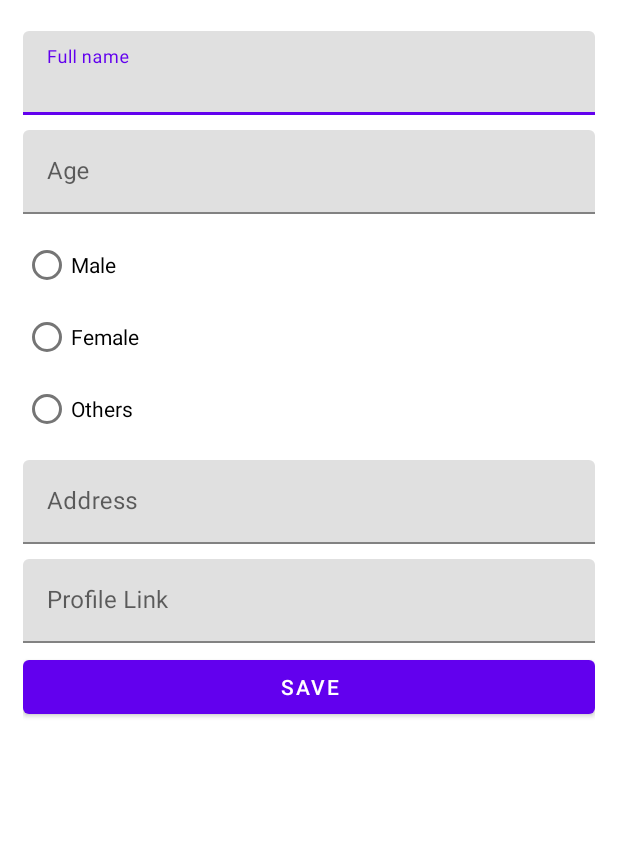
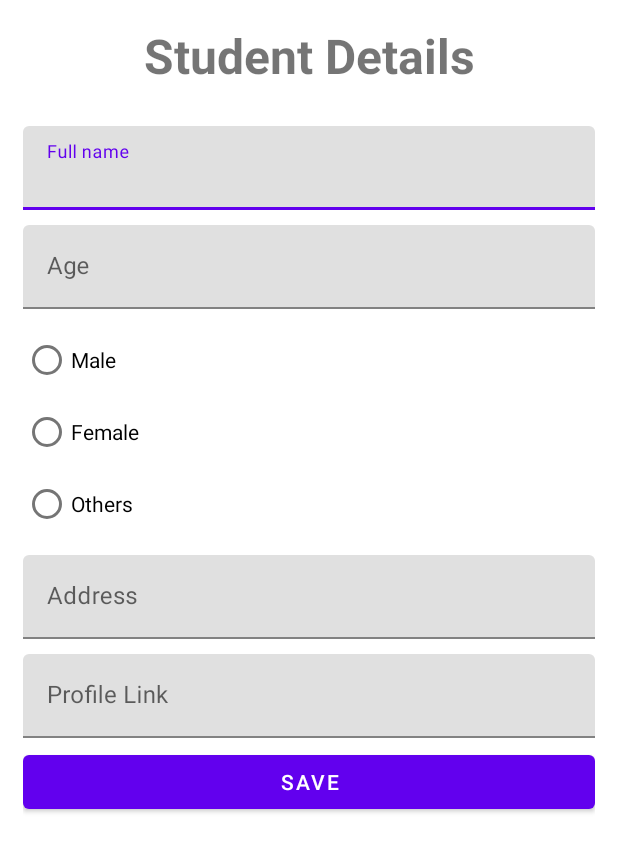
Before and after one commit to illumi-ni/Week6Assignment1, an Android app: the fragment AddStudentFragment shown on its own in the app's theme, on a phone screen of 412 x 824 dp. Shown: the top 852 px of the screen. Run offline under Robolectric (Android 15) with nearby library versions, the phone set to English and light mode, and no system bars; 1 statement that could not run was skipped.

Commit message:
student details form

```diff
--- a/app/src/main/res/layout/fragment_add_student.xml
+++ b/app/src/main/res/layout/fragment_add_student.xml
@@ -9,10 +9,18 @@
     android:layout_margin="15dp"
     tools:context=".ui.addstudent.AddStudentFragment">
 
+    <TextView
+        android:layout_width="match_parent"
+        android:layout_height="wrap_content"
+        android:text="Student Details"
+        android:gravity="center"
+        android:textStyle="bold"
+        android:textSize="32sp"/>
+
     <com.google.android.material.textfield.TextInputLayout
         android:layout_width="match_parent"
         android:layout_height="wrap_content"
-        android:layout_marginTop="5dp"
+        android:layout_marginTop="25dp"
         android:hint="Full name">
         <com.google.android.material.textfield.TextInputEditText
             android:id="@+id/etFullname"
```
